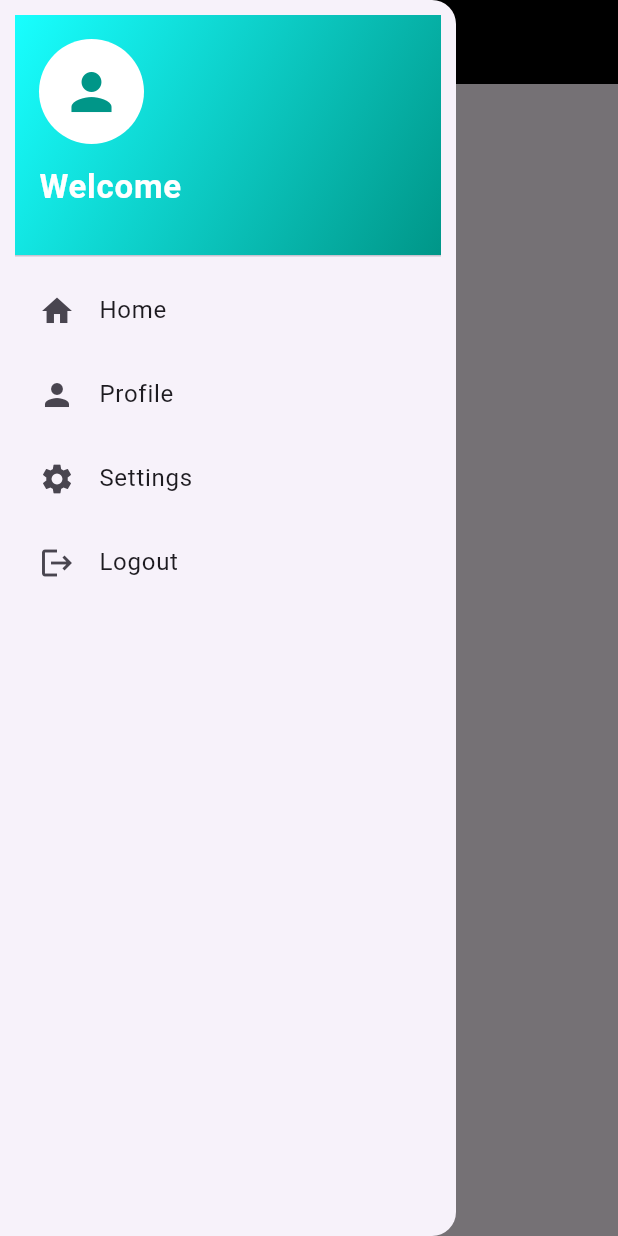
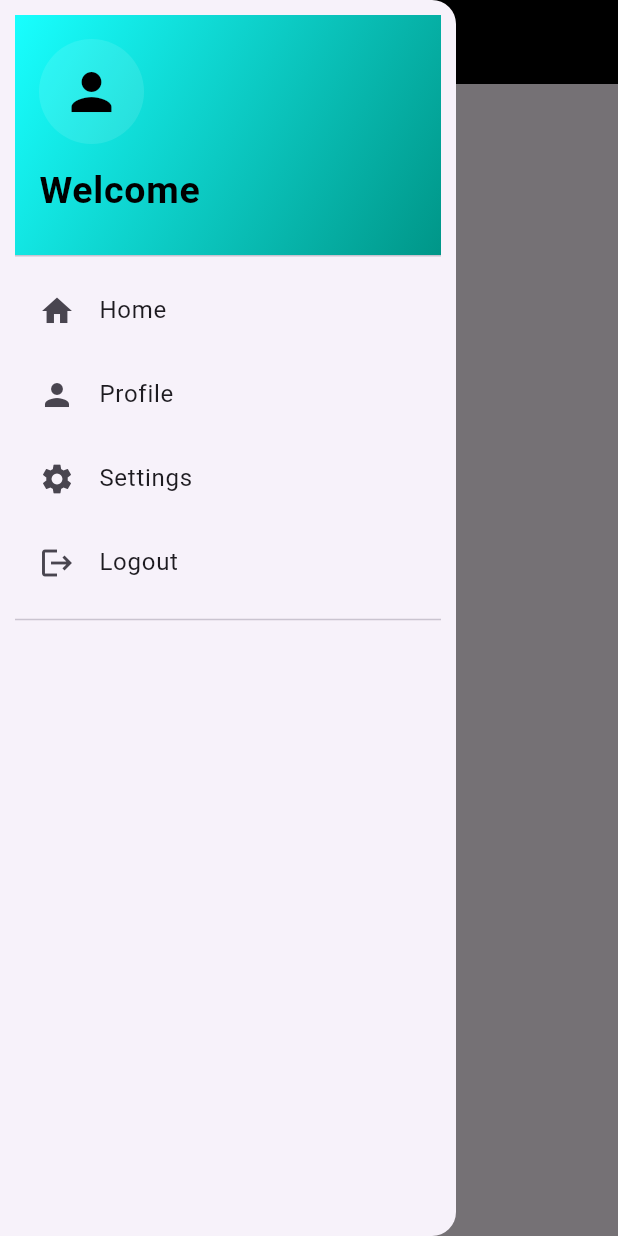
Before and after one commit to shivamkathait19/scan, a Flutter app: the Mainscreen screen opened directly, with the side drawer open, on a phone screen of 412 x 824 dp. Run offline on Flutter 3.47's test engine with Material 3 defaults, Android fonts, the phone set to English and light mode, and no system bars; network calls fail.

Commit message:
Update MainScreen.dart

```diff
--- a/lib/MainScreen.dart
+++ b/lib/MainScreen.dart
@@ -25,7 +25,6 @@ class _MainscreenState extends State<Mainscreen> {
       drawer: Drawer(
         child: ListView(
           padding: EdgeInsets.all(10),
-
           children: [
             DrawerHeader(
               decoration: BoxDecoration(
@@ -43,15 +42,15 @@ class _MainscreenState extends State<Mainscreen> {
                 children: [
                   CircleAvatar(
                     radius: 35,
-                    backgroundColor: Colors.white,
-                    child: Icon(Icons.person, size: 40, color: Colors.teal),
+                    backgroundColor: Colors.white10,
+                    child: Icon(Icons.person, size: 40, color: Colors.black),
                   ),
                   SizedBox(height: 12),
                   Text(
                     "Welcome",
                     style: TextStyle(
-                      color: Colors.white,
-                      fontSize: 22,
+                      color: Colors.black,
+                      fontSize: 25,
                       fontWeight: FontWeight.bold,
                     ),
                   ),
@@ -80,6 +79,10 @@ class _MainscreenState extends State<Mainscreen> {
               title: Text("Logout"),
               onTap: () {},
             ),
+            Divider(
+              height: 20,
+            ),
+
           ],
         ),
       ),
```
